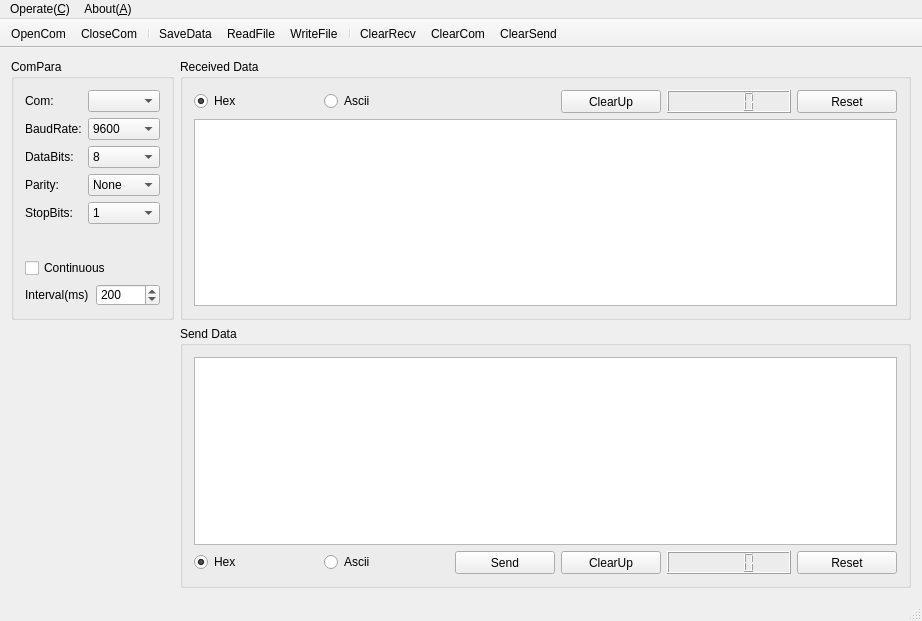
First picture: the form in source/delucom/mainwindow.ui, repository flimmy78/qtverify, before the edit.
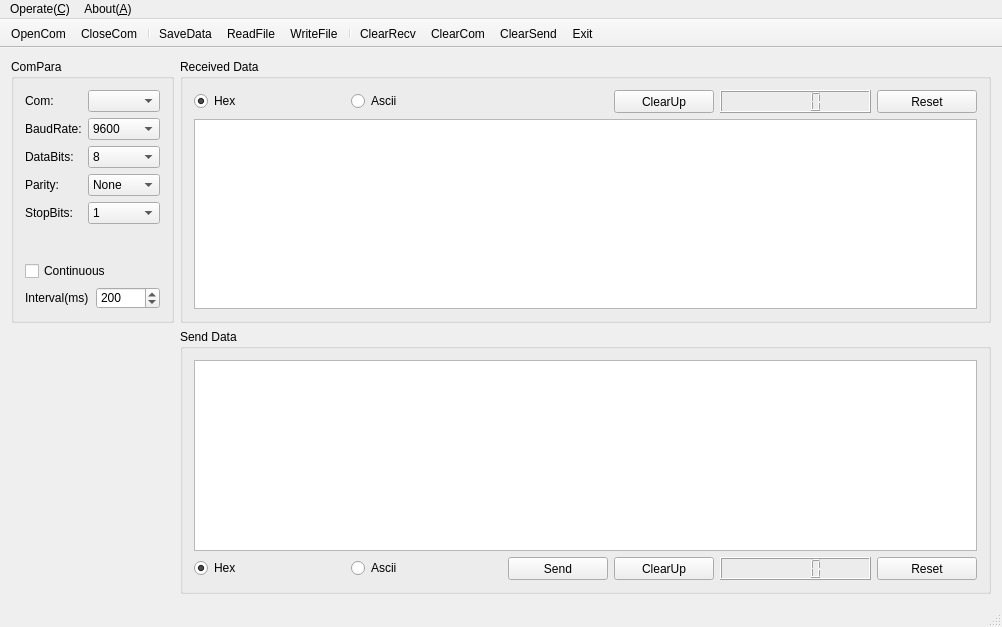
Second picture: the form after the edit. Icons and pictures are not drawn.

```diff
--- a/source/delucom/mainwindow.ui
+++ b/source/delucom/mainwindow.ui
@@ -9,8 +9,8 @@
    <rect>
     <x>0</x>
     <y>0</y>
-    <width>922</width>
-    <height>621</height>
+    <width>1002</width>
+    <height>627</height>
    </rect>
   </property>
   <property name="minimumSize">
@@ -721,7 +721,7 @@
     <rect>
      <x>0</x>
      <y>0</y>
-     <width>922</width>
+     <width>1002</width>
      <height>26</height>
     </rect>
    </property>
@@ -816,6 +816,7 @@
    <addaction name="actionClearRecvBytes"/>
    <addaction name="actionCleanPort"/>
    <addaction name="actionClearSendBytes"/>
+   <addaction name="actionExit"/>
   </widget>
   <widget class="QStatusBar" name="statusBar"/>
   <action name="actionOpen">
```
